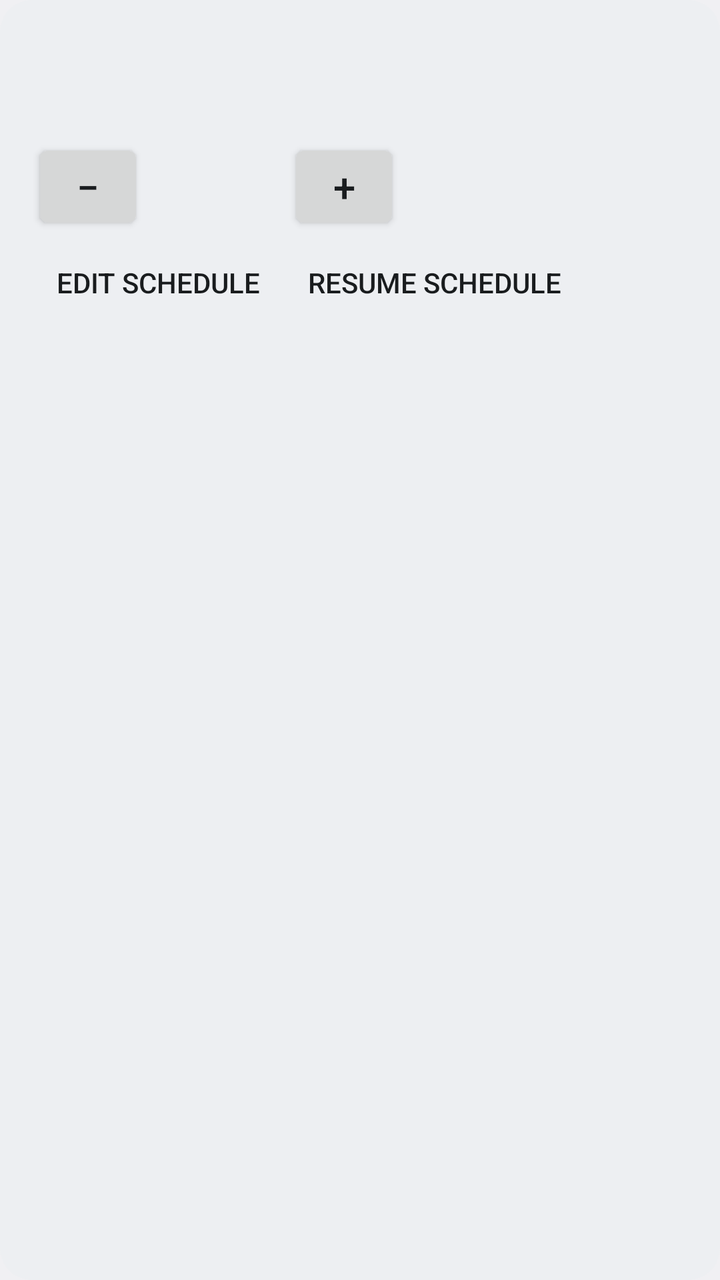
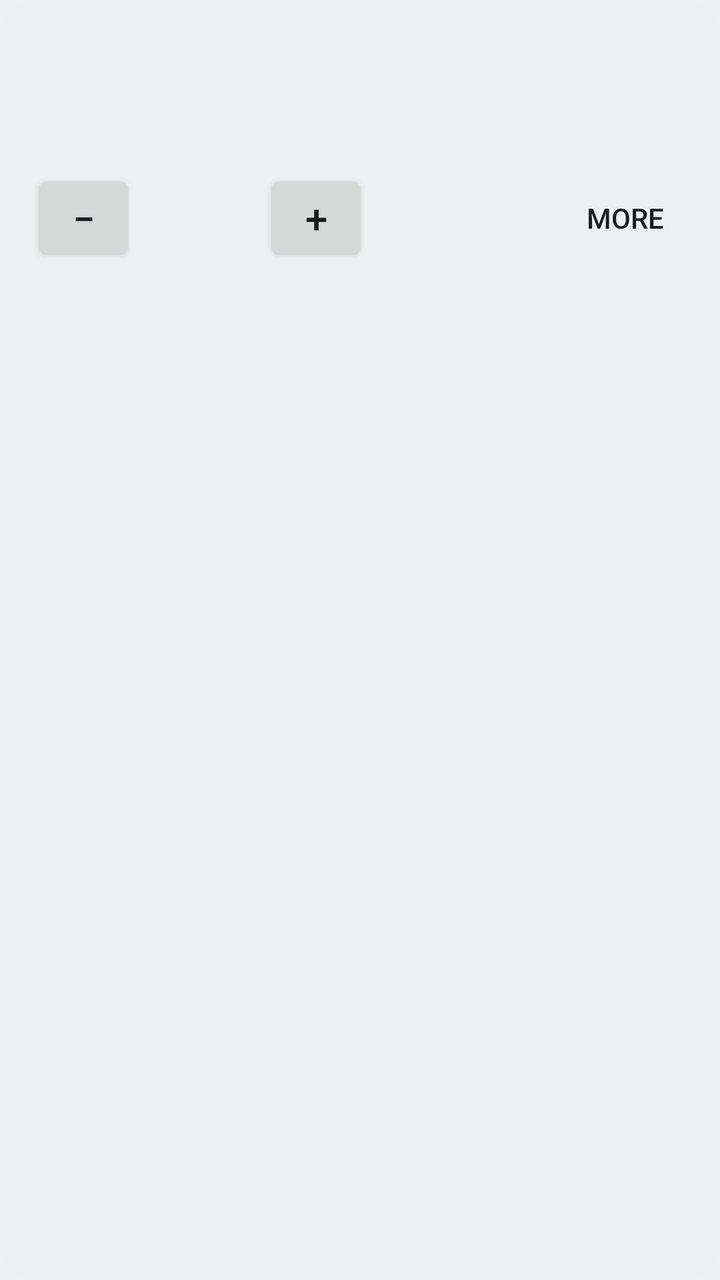

The first picture is an Android layout as it rendered before a commit; the second is the same layout after the commit. The layout source and the unified diff follow.
<!-- AndroidManifest.xml: application theme AppTheme -->
<!-- res/layout/row_room.xml -->
<?xml version="1.0" encoding="utf-8"?>
<LinearLayout xmlns:android="http://schemas.android.com/apk/res/android"
    android:layout_width="match_parent"
    android:layout_height="wrap_content"
    android:layout_marginBottom="12dp"
    android:background="@drawable/card_bg"
    android:orientation="vertical"
    android:padding="16dp">

    <LinearLayout
        android:layout_width="match_parent"
        android:layout_height="wrap_content"
        android:gravity="center_vertical"
        android:orientation="horizontal">

        <LinearLayout
            android:layout_width="0dp"
            android:layout_height="wrap_content"
            android:layout_weight="1"
            android:orientation="vertical">

            <TextView
                android:id="@+id/room_name"
                android:layout_width="match_parent"
                android:layout_height="wrap_content"
                android:textColor="?android:attr/textColorPrimary"
                android:textSize="18sp" />

            <TextView
                android:id="@+id/room_detail"
                android:layout_width="match_parent"
                android:layout_height="wrap_content"
                android:textColor="?android:attr/textColorSecondary"
                android:textSize="14sp" />
        </LinearLayout>

        <TextView
            android:id="@+id/room_temp"
            android:layout_width="wrap_content"
            android:layout_height="wrap_content"
            android:textColor="?android:attr/textColorPrimary"
            android:textSize="34sp" />
    </LinearLayout>

    <LinearLayout
        android:layout_width="match_parent"
        android:layout_height="wrap_content"
        android:layout_marginTop="8dp"
        android:gravity="center_vertical"
        android:orientation="horizontal">

        <Button
            android:id="@+id/room_down"
            android:layout_width="56dp"
            android:layout_height="wrap_content"
            android:contentDescription="@string/temp_down"
            android:text="−"
            android:textSize="20sp" />

        <TextView
            android:id="@+id/room_setpoint"
            android:layout_width="72dp"
            android:layout_height="wrap_content"
            android:gravity="center"
            android:textColor="?android:attr/textColorPrimary"
            android:textSize="18sp" />

        <Button
            android:id="@+id/room_up"
            android:layout_width="56dp"
            android:layout_height="wrap_content"
            android:contentDescription="@string/temp_up"
            android:text="+"
            android:textSize="20sp" />

    </LinearLayout>

    <LinearLayout
        android:layout_width="match_parent"
        android:layout_height="wrap_content"
        android:orientation="horizontal">

        <Button
            android:id="@+id/room_edit_schedule"
            style="?android:attr/borderlessButtonStyle"
            android:layout_width="wrap_content"
            android:layout_height="wrap_content"
            android:text="@string/edit_schedule" />

        <Button
            android:id="@+id/room_schedule"
            style="?android:attr/borderlessButtonStyle"
            android:layout_width="wrap_content"
            android:layout_height="wrap_content"
            android:text="@string/resume_schedule" />
    </LinearLayout>
</LinearLayout>
<!-- resources referenced by this layout -->
<resources>
  <!-- drawable card_bg (drawable) -->
  <?xml version="1.0" encoding="utf-8"?>
  <shape xmlns:android="http://schemas.android.com/apk/res/android" android:shape="rectangle">
      <solid android:color="@color/card_bg" />
      <corners android:radius="16dp" />
  </shape>
  <string name="edit_schedule">Edit schedule</string>
  <string name="resume_schedule">Resume schedule</string>
  <string name="temp_down">Lower target temperature</string>
  <string name="temp_up">Raise target temperature</string>
  <style name="AppTheme" parent="android:Theme.DeviceDefault.DayNight" />
  <color name="card_bg">#FFEDEFF2</color>
</resources>

<!-- the commit's change to res/layout/row_room.xml (unified diff, before → after) -->
@@ -32,6 +32,13 @@
                 android:layout_height="wrap_content"
                 android:textColor="?android:attr/textColorSecondary"
                 android:textSize="14sp" />
+
+            <TextView
+                android:id="@+id/room_extra"
+                android:layout_width="match_parent"
+                android:layout_height="wrap_content"
+                android:textColor="?android:attr/textColorSecondary"
+                android:textSize="13sp" />
         </LinearLayout>
 
         <TextView
@@ -51,7 +58,7 @@
 
         <Button
             android:id="@+id/room_down"
-            android:layout_width="56dp"
+            android:layout_width="52dp"
             android:layout_height="wrap_content"
             android:contentDescription="@string/temp_down"
             android:text="−"
@@ -59,7 +66,7 @@
 
         <TextView
             android:id="@+id/room_setpoint"
-            android:layout_width="72dp"
+            android:layout_width="64dp"
             android:layout_height="wrap_content"
             android:gravity="center"
             android:textColor="?android:attr/textColorPrimary"
@@ -67,31 +74,30 @@
 
         <Button
             android:id="@+id/room_up"
-            android:layout_width="56dp"
+            android:layout_width="52dp"
             android:layout_height="wrap_content"
             android:contentDescription="@string/temp_up"
             android:text="+"
             android:textSize="20sp" />
 
-    </LinearLayout>
-
-    <LinearLayout
-        android:layout_width="match_parent"
-        android:layout_height="wrap_content"
-        android:orientation="horizontal">
+        <Space
+            android:layout_width="0dp"
+            android:layout_height="1dp"
+            android:layout_weight="1" />
 
         <Button
-            android:id="@+id/room_edit_schedule"
+            android:id="@+id/room_boost"
             style="?android:attr/borderlessButtonStyle"
             android:layout_width="wrap_content"
             android:layout_height="wrap_content"
-            android:text="@string/edit_schedule" />
+            android:minWidth="0dp" />
 
         <Button
-            android:id="@+id/room_schedule"
+            android:id="@+id/room_more"
             style="?android:attr/borderlessButtonStyle"
             android:layout_width="wrap_content"
             android:layout_height="wrap_content"
-            android:text="@string/resume_schedule" />
+            android:minWidth="0dp"
+            android:text="@string/more" />
     </LinearLayout>
 </LinearLayout>
<!-- resource entries referenced after the edit -->
@@ -6,8 +6,7 @@
       <solid android:color="@color/card_bg" />
       <corners android:radius="16dp" />
   </shape>
-  <string name="edit_schedule">Edit schedule</string>
-  <string name="resume_schedule">Resume schedule</string>
+  <string name="more">More</string>
   <string name="temp_down">Lower target temperature</string>
   <string name="temp_up">Raise target temperature</string>
   <style name="AppTheme" parent="android:Theme.DeviceDefault.DayNight" />
